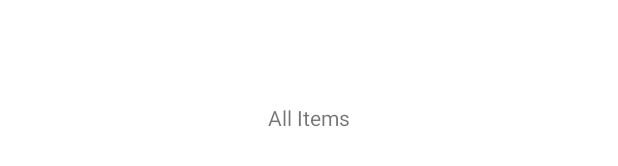
After one commit to mmachado53/android-stuff, an Android app: the layout fragment_items_list.xml on its own in the app's theme, with its tools: preview values and no code run, on a phone screen of 412 x 824 dp. The commit adds this screen. Shown: the part 501-667 px from the top of the screen. Run offline under Robolectric (Android 15) with nearby library versions, the phone set to English and light mode, and no system bars.

Commit message:
SipleMVVMApp - Added App Navigation Graph

```diff
--- a/SimpleMVVMApp/app/build.gradle
+++ b/SimpleMVVMApp/app/build.gradle
@@ -67,4 +67,10 @@ dependencies {
     kapt "androidx.room:room-compiler:$room_version"
     implementation "androidx.room:room-ktx:$room_version" // Kotlin Extensions and Coroutines support for Room
     testImplementation "androidx.room:room-testing:$room_version" // Test helpers
+
+    /* Android Navigation Components */
+    implementation "androidx.navigation:navigation-fragment-ktx:$nav_version"
+    implementation "androidx.navigation:navigation-ui-ktx:$nav_version"
+    implementation "androidx.navigation:navigation-dynamic-features-fragment:$nav_version"
+    androidTestImplementation "androidx.navigation:navigation-testing:$nav_version"
 }
--- a/SimpleMVVMApp/app/src/main/AndroidManifest.xml
+++ b/SimpleMVVMApp/app/src/main/AndroidManifest.xml
@@ -9,7 +9,7 @@
         android:roundIcon="@mipmap/ic_launcher_round"
         android:supportsRtl="true"
         android:theme="@style/Theme.SimpleMVVMApp">
-        <activity android:name=".MainActivity">
+        <activity android:name=".ui.MainActivity">
             <intent-filter>
                 <action android:name="android.intent.action.MAIN" />
 
--- a/SimpleMVVMApp/app/src/main/java/com/mmachado53/simplemvvmapp/MainActivity.kt
+++ b/SimpleMVVMApp/app/src/main/java/com/mmachado53/simplemvvmapp/ui/MainActivity.kt
@@ -1,7 +1,8 @@
-package com.mmachado53.simplemvvmapp
+package com.mmachado53.simplemvvmapp.ui
 
 import android.os.Bundle
 import androidx.appcompat.app.AppCompatActivity
+import com.mmachado53.simplemvvmapp.R
 
 class MainActivity : AppCompatActivity() {
     override fun onCreate(savedInstanceState: Bundle?) {
--- /dev/null
+++ b/SimpleMVVMApp/app/src/main/java/com/mmachado53/simplemvvmapp/ui/items/DeleteItemDialogFragment.kt
@@ -0,0 +1,5 @@
+package com.mmachado53.simplemvvmapp.ui.items
+
+import androidx.fragment.app.DialogFragment
+
+class DeleteItemDialogFragment : DialogFragment()
--- /dev/null
+++ b/SimpleMVVMApp/app/src/main/java/com/mmachado53/simplemvvmapp/ui/items/ItemFormFragment.kt
@@ -0,0 +1,6 @@
+package com.mmachado53.simplemvvmapp.ui.items
+
+import androidx.fragment.app.Fragment
+import com.mmachado53.simplemvvmapp.R
+
+class ItemFormFragment : Fragment(R.layout.fragment_item_form)
--- /dev/null
+++ b/SimpleMVVMApp/app/src/main/java/com/mmachado53/simplemvvmapp/ui/items/ItemsListFragment.kt
@@ -0,0 +1,6 @@
+package com.mmachado53.simplemvvmapp.ui.items
+
+import androidx.fragment.app.Fragment
+import com.mmachado53.simplemvvmapp.R
+
+class ItemsListFragment : Fragment(R.layout.fragment_items_list)
--- /dev/null
+++ b/SimpleMVVMApp/app/src/main/res/layout/dialog_fragment_delete_item.xml
@@ -0,0 +1,6 @@
+<?xml version="1.0" encoding="utf-8"?>
+<androidx.constraintlayout.widget.ConstraintLayout
+    xmlns:android="http://schemas.android.com/apk/res/android" android:layout_width="match_parent"
+    android:layout_height="match_parent">
+
+</androidx.constraintlayout.widget.ConstraintLayout>
--- /dev/null
+++ b/SimpleMVVMApp/app/src/main/res/layout/fragment_item_form.xml
@@ -0,0 +1,6 @@
+<?xml version="1.0" encoding="utf-8"?>
+<androidx.constraintlayout.widget.ConstraintLayout
+    xmlns:android="http://schemas.android.com/apk/res/android" android:layout_width="match_parent"
+    android:layout_height="match_parent">
+
+</androidx.constraintlayout.widget.ConstraintLayout>
--- /dev/null
+++ b/SimpleMVVMApp/app/src/main/res/layout/fragment_items_list.xml
@@ -0,0 +1,18 @@
+<?xml version="1.0" encoding="utf-8"?>
+<androidx.constraintlayout.widget.ConstraintLayout
+    xmlns:android="http://schemas.android.com/apk/res/android"
+    xmlns:app="http://schemas.android.com/apk/res-auto"
+    xmlns:tools="http://schemas.android.com/tools"
+    android:layout_width="match_parent"
+    android:layout_height="match_parent">
+
+    <TextView
+        android:id="@+id/textView"
+        android:layout_width="wrap_content"
+        android:layout_height="wrap_content"
+        android:text="@string/fragment_items_list_title"
+        app:layout_constraintBottom_toBottomOf="parent"
+        app:layout_constraintEnd_toEndOf="parent"
+        app:layout_constraintStart_toStartOf="parent"
+        app:layout_constraintTop_toTopOf="parent" />
+</androidx.constraintlayout.widget.ConstraintLayout>
--- a/SimpleMVVMApp/app/src/main/res/values/strings.xml
+++ b/SimpleMVVMApp/app/src/main/res/values/strings.xml
@@ -1,3 +1,12 @@
 <resources>
     <string name="app_name">Simple MVVM App</string>
+
+    <!-- layouts/fragment_items_list.xml -->
+    <string name="fragment_items_list_title">All Items</string>
+
+    <!-- layouts/fragment_item_form.xml -->
+    <string name="fragment_item_form_title">Item Detail</string>
+
+    <!-- layouts/dialog_fragment_delete_item.xml -->
+    <string name="dialog_fragment_delete_item_title">Delete Item</string>
 </resources>
--- a/SimpleMVVMApp/build.gradle
+++ b/SimpleMVVMApp/build.gradle
@@ -3,6 +3,7 @@ buildscript {
     ext.kotlin_version = "1.4.32"
     ext.ktlint_version = "9.4.1"
     ext.room_version = "2.2.6"
+    ext.nav_version = "2.3.5"
     repositories {
         google()
         jcenter()
```
Also changed, not shown: SimpleMVVMApp/app/src/main/res/layout/activity_main.xml (+11 -9 lines), SimpleMVVMApp/app/src/main/res/navigation/items_navigation.xml (added, +42 -0 lines).
